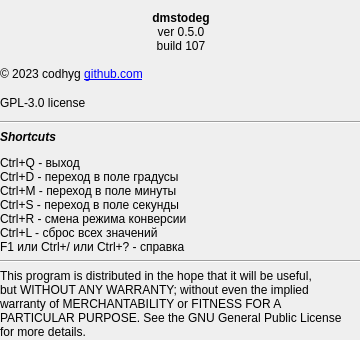
Before: the Qt Designer form src/aboutwindow.ui in codhyg/dmstodeg, drawn with Qt 5.
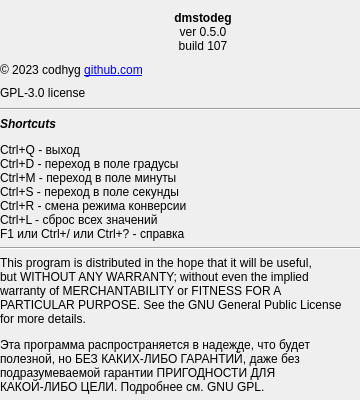
After: the same form once the commit is applied. Icons and pictures are not drawn.

Patch:
```diff
--- a/src/aboutwindow.ui
+++ b/src/aboutwindow.ui
@@ -7,7 +7,7 @@
     <x>0</x>
     <y>0</y>
     <width>360</width>
-    <height>340</height>
+    <height>400</height>
    </rect>
   </property>
   <property name="sizePolicy">
@@ -19,13 +19,13 @@
   <property name="minimumSize">
    <size>
     <width>360</width>
-    <height>340</height>
+    <height>400</height>
    </size>
   </property>
   <property name="maximumSize">
    <size>
     <width>360</width>
-    <height>340</height>
+    <height>400</height>
    </size>
   </property>
   <property name="font">
@@ -45,8 +45,8 @@
     <rect>
      <x>0</x>
      <y>0</y>
-     <width>363</width>
-     <height>347</height>
+     <width>406</width>
+     <height>402</height>
     </rect>
    </property>
    <layout class="QVBoxLayout" name="verticalLayout">
@@ -103,6 +103,9 @@
     </item>
     <item>
      <widget class="QLabel" name="contactInfo">
+      <property name="enabled">
+       <bool>true</bool>
+      </property>
       <property name="text">
        <string>&lt;html&gt;&lt;head/&gt;&lt;body&gt;&lt;p&gt;&amp;copy; 2023 codhyg   &lt;a href=&quot;https://github.com/codhyg/dmstodeg&quot;&gt;github.com&lt;/a&gt; &lt;/p&gt;&lt;/body&gt;&lt;/html&gt;</string>
       </property>
@@ -139,7 +142,9 @@
     <item>
      <widget class="QLabel" name="disclaimerLabel">
       <property name="text">
-       <string>&lt;html&gt;&lt;head/&gt;&lt;body&gt;&lt;p&gt;This program is distributed in the hope that it will be useful, &lt;br/&gt;but WITHOUT ANY WARRANTY; without even the implied&lt;br/&gt;warranty of MERCHANTABILITY or FITNESS FOR A &lt;br/&gt;PARTICULAR PURPOSE. See the GNU General Public License&lt;br/&gt;for more details.&lt;/p&gt;&lt;/body&gt;&lt;/html&gt;</string>
+       <string>&lt;html&gt;&lt;head/&gt;&lt;body&gt;&lt;p&gt;This program is distributed in the hope that it will be useful, &lt;br/&gt;but WITHOUT ANY WARRANTY; without even the implied&lt;br/&gt;warranty of MERCHANTABILITY or FITNESS FOR A &lt;br/&gt;PARTICULAR PURPOSE. See the GNU General Public License&lt;br/&gt;for more details.&lt;/p&gt;
+
+&lt;p&gt;Эта программа распространяется в надежде, что будет &lt;br/&gt; полезной,  но БЕЗ КАКИХ-ЛИБО ГАРАНТИЙ, даже без &lt;br/&gt; подразумеваемой гарантии  ПРИГОДНОСТИ ДЛЯ &lt;br/&gt; КАКОЙ-ЛИБО ЦЕЛИ. Подробнее см. GNU GPL. &lt;/p&gt;&lt;/body&gt;&lt;/html&gt;</string>
       </property>
      </widget>
     </item>
```
